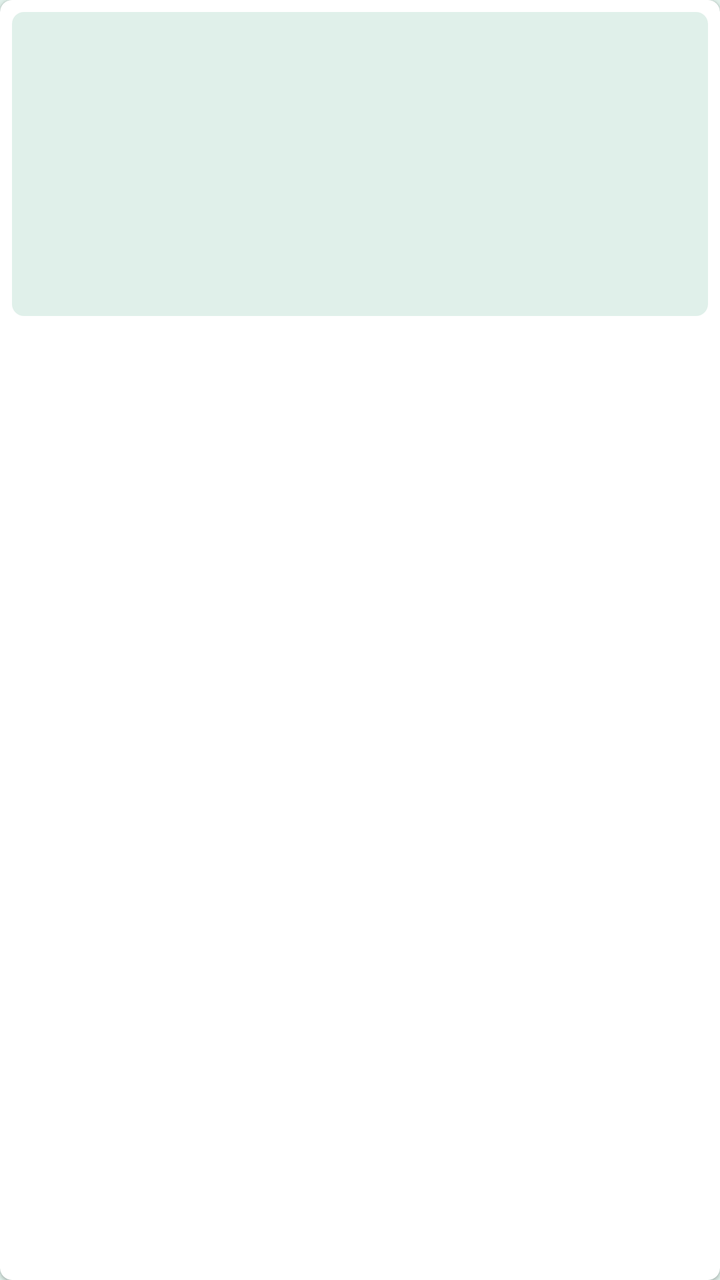
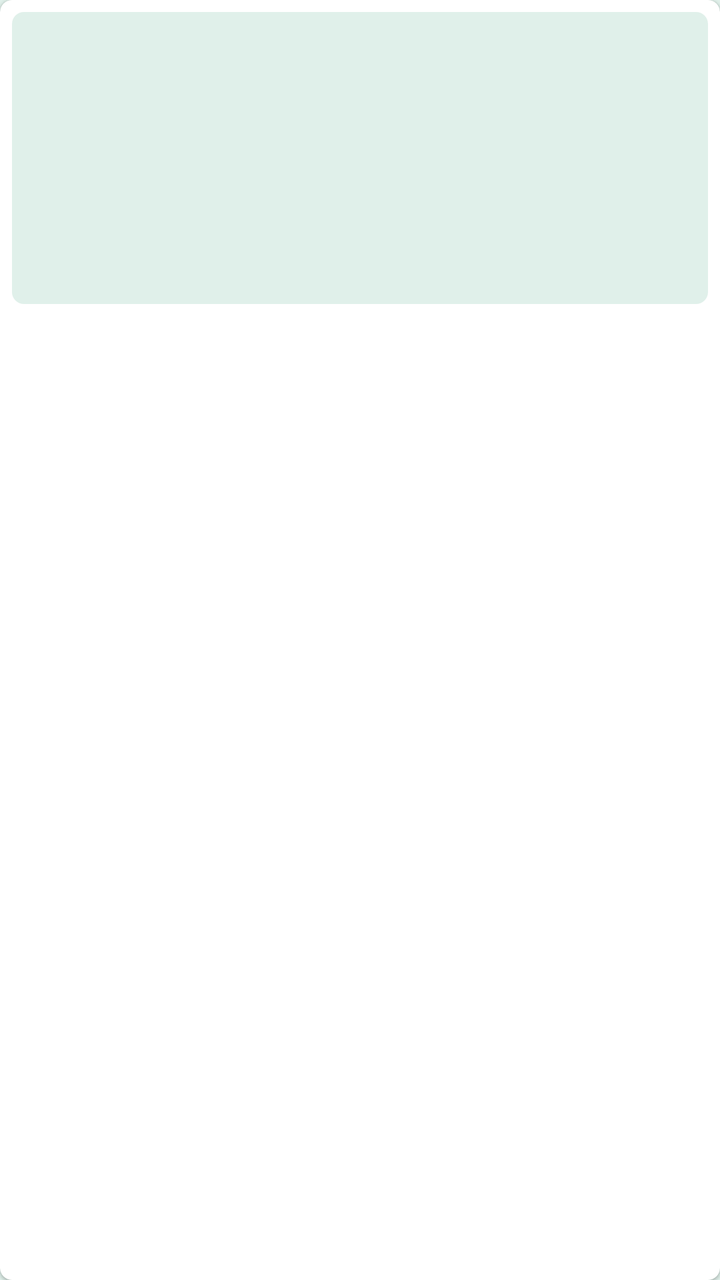

An Android layout rendered at two revisions. The XML below is the earlier revision; the diff shows what the commit changed to produce the second picture.
<!-- AndroidManifest.xml: application theme Theme.EpubReader -->
<!-- res/layout/item_home_book.xml -->
<?xml version="1.0" encoding="utf-8"?>
<com.google.android.material.card.MaterialCardView xmlns:android="http://schemas.android.com/apk/res/android"
    xmlns:app="http://schemas.android.com/apk/res-auto"
    android:layout_width="120dp"
    android:layout_height="240dp"
    android:layout_marginEnd="12dp"
    app:cardBackgroundColor="?attr/colorSurface"
    app:cardCornerRadius="6dp"
    app:cardElevation="1dp">

    <LinearLayout
        android:layout_width="match_parent"
        android:layout_height="wrap_content"
        android:orientation="vertical"
        android:padding="6dp">

        <FrameLayout
            android:layout_width="match_parent"
            android:layout_height="160dp">

            <ImageView
                android:id="@+id/cover"
                android:layout_width="match_parent"
                android:layout_height="152dp"
                android:background="@drawable/cover_frame"
                android:contentDescription="@string/book_cover"
                android:scaleType="centerCrop" />

            <TextView
                android:id="@+id/progressBadge"
                android:layout_width="wrap_content"
                android:layout_height="wrap_content"
                android:layout_gravity="top|end"
                android:layout_margin="6dp"
                android:background="@drawable/badge_bg"
                android:paddingStart="6dp"
                android:paddingTop="2dp"
                android:paddingEnd="6dp"
                android:paddingBottom="2dp"
                android:textColor="@color/dark_text"
                android:textSize="10sp"
                android:textStyle="bold"
                android:visibility="gone" />

            <View
                android:id="@+id/progressTrack"
                android:layout_width="match_parent"
                android:layout_height="3dp"
                android:layout_gravity="bottom"
                android:background="@color/progress_track"
                android:visibility="gone" />

            <View
                android:id="@+id/progressFill"
                android:layout_width="match_parent"
                android:layout_height="3dp"
                android:layout_gravity="bottom|start"
                android:background="@color/progress_fill"
                android:pivotX="0"
                android:visibility="gone" />
        </FrameLayout>

        <TextView
            android:id="@+id/title"
            android:layout_width="match_parent"
            android:layout_height="30dp"
            android:layout_marginTop="9dp"
            android:ellipsize="end"
            android:gravity="top"
            android:maxLines="2"
            android:textColor="?android:textColorPrimary"
            android:textSize="12sp"
            android:textStyle="bold" />

        <TextView
            android:id="@+id/author"
            android:layout_width="match_parent"
            android:layout_height="26dp"
            android:layout_marginTop="2dp"
            android:ellipsize="end"
            android:gravity="top"
            android:maxLines="2"
            android:textColor="?android:textColorSecondary"
            android:textSize="11sp" />
    </LinearLayout>
</com.google.android.material.card.MaterialCardView>
<!-- resources referenced by this layout -->
<resources>
  <color name="dark_text">@color/palette_mint</color>
  <color name="progress_fill">@color/palette_mint</color>
  <color name="progress_track">@color/palette_slate</color>
  <!-- drawable badge_bg (drawable) -->
  <?xml version="1.0" encoding="utf-8"?>
  <shape xmlns:android="http://schemas.android.com/apk/res/android" android:shape="rectangle">
      <solid android:color="@color/palette_purple" />
      <corners android:radius="3dp" />
  </shape>
  <!-- drawable cover_frame (drawable) -->
  <?xml version="1.0" encoding="utf-8"?>
  <shape xmlns:android="http://schemas.android.com/apk/res/android" android:shape="rectangle">
      <solid android:color="@color/cover_placeholder" />
      <corners android:radius="6dp" />
  </shape>
  <string name="book_cover">Book cover</string>
  <style name="Theme.EpubReader" parent="Theme.MaterialComponents.DayNight.NoActionBar">
          <item name="android:windowBackground">@color/light_bg</item>
          
          <item name="android:statusBarColor">@color/black</item>
          <item name="android:navigationBarColor">@color/black</item>
          <item name="android:windowLightStatusBar">false</item>
          <item name="android:windowLightNavigationBar">false</item>
          <item name="android:windowTranslucentStatus">false</item>
          <item name="android:enforceStatusBarContrast" tools:targetApi="q">false</item>
          <item name="android:enforceNavigationBarContrast" tools:targetApi="q">false</item>
          <item name="android:fitsSystemWindows">true</item>
          <item name="colorPrimary">@color/accent</item>
          <item name="colorPrimaryVariant">@color/accent_dark</item>
          <item name="colorOnPrimary">@color/white</item>
          <item name="colorSecondary">@color/secondary</item>
          <item name="colorOnSecondary">@color/white</item>
          <item name="android:colorBackground">@color/light_bg</item>
          <item name="colorSurface">@color/light_surface</item>
          <item name="colorOnSurface">@color/light_text</item>
          <item name="android:textColorPrimary">@color/light_text</item>
          <item name="android:textColorSecondary">@color/light_text_muted</item>
      </style>
  <color name="palette_mint">#E0F0EA</color>
  <color name="palette_slate">#95ADBE</color>
  <color name="palette_purple">#574F7D</color>
  <color name="cover_placeholder">@color/palette_mint</color>
  <color name="light_bg">@color/palette_mint</color>
  <color name="black">#000000</color>
  <color name="accent">@color/palette_plum</color>
  <color name="accent_dark">@color/palette_purple</color>
  <color name="white">#FFFFFF</color>
  <color name="secondary">@color/palette_slate</color>
  <color name="light_surface">@color/white</color>
  <color name="light_text">@color/palette_eggplant</color>
  <color name="light_text_muted">@color/palette_purple</color>
  <color name="palette_plum">#503A65</color>
  <color name="palette_eggplant">#3C2A4D</color>
</resources>

<!-- the commit's change to res/layout/item_home_book.xml (unified diff, before → after) -->
@@ -16,12 +16,12 @@
 
         <FrameLayout
             android:layout_width="match_parent"
-            android:layout_height="160dp">
+            android:layout_height="154dp">
 
             <ImageView
                 android:id="@+id/cover"
                 android:layout_width="match_parent"
-                android:layout_height="152dp"
+                android:layout_height="146dp"
                 android:background="@drawable/cover_frame"
                 android:contentDescription="@string/book_cover"
                 android:scaleType="centerCrop" />
@@ -63,11 +63,11 @@
         <TextView
             android:id="@+id/title"
             android:layout_width="match_parent"
-            android:layout_height="30dp"
-            android:layout_marginTop="9dp"
+            android:layout_height="18dp"
+            android:layout_marginTop="8dp"
             android:ellipsize="end"
             android:gravity="top"
-            android:maxLines="2"
+            android:maxLines="1"
             android:textColor="?android:textColorPrimary"
             android:textSize="12sp"
             android:textStyle="bold" />
@@ -75,11 +75,11 @@
         <TextView
             android:id="@+id/author"
             android:layout_width="match_parent"
-            android:layout_height="26dp"
-            android:layout_marginTop="2dp"
+            android:layout_height="17dp"
+            android:layout_marginTop="3dp"
             android:ellipsize="end"
             android:gravity="top"
-            android:maxLines="2"
+            android:maxLines="1"
             android:textColor="?android:textColorSecondary"
             android:textSize="11sp" />
     </LinearLayout>
